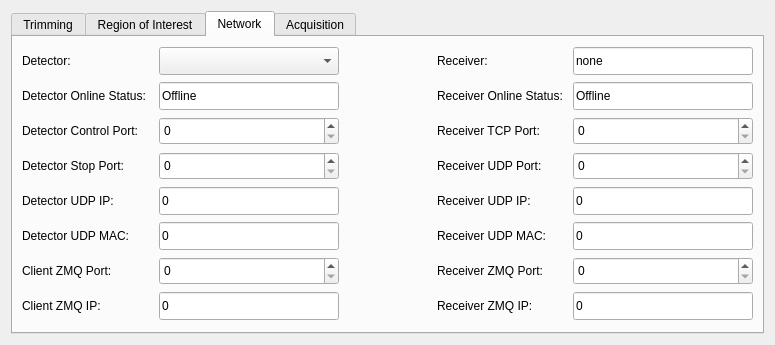
Above: slsDetectorGui/forms/form_tab_advanced.ui from slsdetectorgroup/slsDetectorPackage before the change. Below: the same form after it.
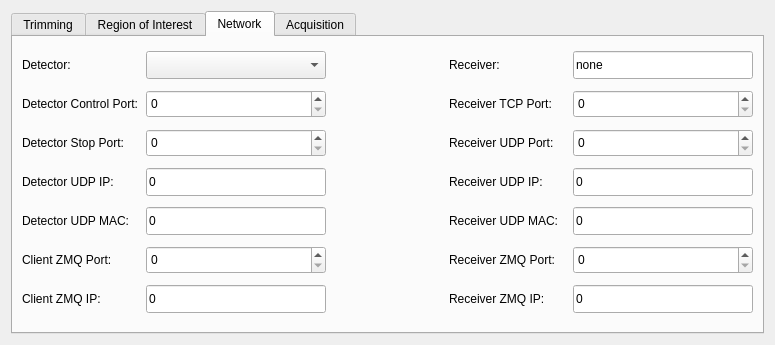
That is the form after the change. Icons and pictures are not drawn.

Commit message: removed online flag, removed rxronline flag, added useReceier flag that is set only when rxr hostname is set, removed setonline, setreceiveronline flag, removed ret for ok or fail, using exceptions for this, changed cannot bind socket printout

What changed in the file:
```diff
--- a/slsDetectorGui/forms/form_tab_advanced.ui
+++ b/slsDetectorGui/forms/form_tab_advanced.ui
@@ -298,6 +298,56 @@
        <string>Network</string>
       </attribute>
       <layout class="QGridLayout" name="gridLayout_5">
+       <item row="1" column="1">
+        <widget class="QSpinBox" name="spinControlPort">
+         <property name="sizePolicy">
+          <sizepolicy hsizetype="Minimum" vsizetype="Fixed">
+           <horstretch>0</horstretch>
+           <verstretch>0</verstretch>
+          </sizepolicy>
+         </property>
+         <property name="minimumSize">
+          <size>
+           <width>180</width>
+           <height>20</height>
+          </size>
+         </property>
+         <property name="maximumSize">
+          <size>
+           <width>16777215</width>
+           <height>28</height>
+          </size>
+         </property>
+         <property name="toolTip">
+          <string>Sets Control Port
+#port#</string>
+         </property>
+         <property name="statusTip">
+          <string/>
+         </property>
+         <property name="whatsThis">
+          <string/>
+         </property>
+         <property name="alignment">
+          <set>Qt::AlignLeading|Qt::AlignLeft|Qt::AlignVCenter</set>
+         </property>
+         <property name="keyboardTracking">
+          <bool>false</bool>
+         </property>
+         <property name="suffix">
+          <string/>
+         </property>
+         <property name="minimum">
+          <number>0</number>
+         </property>
+         <property name="maximum">
+          <number>2000000000</number>
+         </property>
+         <property name="value">
+          <number>0</number>
+         </property>
+        </widget>
+       </item>
        <item row="0" column="4">
         <widget class="QLineEdit" name="dispRxrHostname">
          <property name="sizePolicy">
@@ -327,7 +377,7 @@
          </property>
         </widget>
        </item>
-       <item row="4" column="3">
+       <item row="3" column="3">
         <widget class="QLabel" name="label_14">
          <property name="sizePolicy">
           <sizepolicy hsizetype="Expanding" vsizetype="Preferred">
@@ -340,57 +390,20 @@
          </property>
         </widget>
        </item>
-       <item row="2" column="1">
-        <widget class="QSpinBox" name="spinControlPort">
+       <item row="1" column="0">
+        <widget class="QLabel" name="label_7">
          <property name="sizePolicy">
-          <sizepolicy hsizetype="Minimum" vsizetype="Fixed">
+          <sizepolicy hsizetype="Expanding" vsizetype="Preferred">
            <horstretch>0</horstretch>
            <verstretch>0</verstretch>
           </sizepolicy>
          </property>
-         <property name="minimumSize">
-          <size>
-           <width>180</width>
-           <height>20</height>
-          </size>
-         </property>
-         <property name="maximumSize">
-          <size>
-           <width>16777215</width>
-           <height>28</height>
-          </size>
-         </property>
-         <property name="toolTip">
-          <string>Sets Control Port
-#port#</string>
-         </property>
-         <property name="statusTip">
-          <string/>
-         </property>
-         <property name="whatsThis">
-          <string/>
-         </property>
-         <property name="alignment">
-          <set>Qt::AlignLeading|Qt::AlignLeft|Qt::AlignVCenter</set>
-         </property>
-         <property name="keyboardTracking">
-          <bool>false</bool>
-         </property>
-         <property name="suffix">
-          <string/>
-         </property>
-         <property name="minimum">
-          <number>0</number>
-         </property>
-         <property name="maximum">
-          <number>2000000000</number>
-         </property>
-         <property name="value">
-          <number>0</number>
+         <property name="text">
+          <string>Detector Control Port:</string>
          </property>
         </widget>
        </item>
-       <item row="4" column="4">
+       <item row="3" column="4">
         <widget class="QLineEdit" name="dispRxrUDPIP">
          <property name="sizePolicy">
           <sizepolicy hsizetype="Minimum" vsizetype="Fixed">
@@ -419,7 +432,7 @@
          </property>
         </widget>
        </item>
-       <item row="5" column="4">
+       <item row="4" column="4">
         <widget class="QLineEdit" name="dispRxrUDPMAC">
          <property name="sizePolicy">
           <sizepolicy hsizetype="Minimum" vsizetype="Fixed">
@@ -448,26 +461,7 @@
          </property>
         </widget>
        </item>
-       <item row="1" column="0">
-        <widget class="QLabel" name="lblOnline">
-         <property name="sizePolicy">
-          <sizepolicy hsizetype="Minimum" vsizetype="Preferred">
-           <horstretch>0</horstretch>
-           <verstretch>0</verstretch>
-          </sizepolicy>
-         </property>
-         <property name="minimumSize">
-          <size>
-           <width>108</width>
-           <height>0</height>
-          </size>
-         </property>
-         <property name="text">
-          <string>Detector Online Status:  </string>
-         </property>
-        </widget>
-       </item>
-       <item row="5" column="1">
+       <item row="4" column="1">
         <widget class="QLineEdit" name="dispDetectorUDPMAC">
          <property name="sizePolicy">
           <sizepolicy hsizetype="Minimum" vsizetype="Fixed">
@@ -496,89 +490,57 @@
          </property>
         </widget>
        </item>
-       <item row="3" column="4">
-        <widget class="QSpinBox" name="spinRxrUDPPort">
-         <property name="sizePolicy">
-          <sizepolicy hsizetype="Minimum" vsizetype="Fixed">
-           <horstretch>0</horstretch>
-           <verstretch>0</verstretch>
-          </sizepolicy>
-         </property>
-         <property name="minimumSize">
-          <size>
-           <width>127</width>
-           <height>20</height>
-          </size>
-         </property>
-         <property name="maximumSize">
-          <size>
-           <width>16777215</width>
-           <height>28</height>
-          </size>
-         </property>
-         <property name="toolTip">
-          <string>Sets Receiver UDP Port
-#rx_udpport#</string>
-         </property>
-         <property name="statusTip">
-          <string/>
-         </property>
-         <property name="whatsThis">
-          <string/>
-         </property>
-         <property name="alignment">
-          <set>Qt::AlignLeading|Qt::AlignLeft|Qt::AlignVCenter</set>
-         </property>
-         <property name="keyboardTracking">
-          <bool>false</bool>
-         </property>
-         <property name="suffix">
-          <string/>
-         </property>
-         <property name="minimum">
-          <number>0</number>
-         </property>
-         <property name="maximum">
-          <number>2000000000</number>
-         </property>
-         <property name="value">
-          <number>0</number>
-         </property>
-        </widget>
-       </item>
-       <item row="1" column="1">
-        <widget class="QLineEdit" name="dispOnline">
-         <property name="sizePolicy">
-          <sizepolicy hsizetype="Minimum" vsizetype="Fixed">
-           <horstretch>0</horstretch>
-           <verstretch>0</verstretch>
-          </sizepolicy>
-         </property>
-         <property name="minimumSize">
-          <size>
-           <width>180</width>
-           <height>20</height>
-          </size>
-         </property>
-         <property name="maximumSize">
-          <size>
-           <width>16777215</width>
-           <height>28</height>
-          </size>
-         </property>
-         <property name="toolTip">
-          <string>Gets the detector online status
-#online#</string>
-         </property>
-         <property name="text">
-          <string>Offline</string>
-         </property>
-         <property name="readOnly">
-          <bool>true</bool>
-         </property>
-        </widget>
-       </item>
        <item row="2" column="4">
+        <widget class="QSpinBox" name="spinRxrUDPPort">
+         <property name="sizePolicy">
+          <sizepolicy hsizetype="Minimum" vsizetype="Fixed">
+           <horstretch>0</horstretch>
+           <verstretch>0</verstretch>
+          </sizepolicy>
+         </property>
+         <property name="minimumSize">
+          <size>
+           <width>127</width>
+           <height>20</height>
+          </size>
+         </property>
+         <property name="maximumSize">
+          <size>
+           <width>16777215</width>
+           <height>28</height>
+          </size>
+         </property>
+         <property name="toolTip">
+          <string>Sets Receiver UDP Port
+#rx_udpport#</string>
+         </property>
+         <property name="statusTip">
+          <string/>
+         </property>
+         <property name="whatsThis">
+          <string/>
+         </property>
+         <property name="alignment">
+          <set>Qt::AlignLeading|Qt::AlignLeft|Qt::AlignVCenter</set>
+         </property>
+         <property name="keyboardTracking">
+          <bool>false</bool>
+         </property>
+         <property name="suffix">
+          <string/>
+         </property>
+         <property name="minimum">
+          <number>0</number>
+         </property>
+         <property name="maximum">
+          <number>2000000000</number>
+         </property>
+         <property name="value">
+          <number>0</number>
+         </property>
+        </widget>
+       </item>
+       <item row="1" column="4">
         <widget class="QSpinBox" name="spinRxrTCPPort">
          <property name="sizePolicy">
           <sizepolicy hsizetype="Minimum" vsizetype="Fixed">
@@ -628,7 +590,7 @@
          </property>
         </widget>
        </item>
-       <item row="7" column="0">
+       <item row="6" column="0">
         <widget class="QLabel" name="lblIP_2">
          <property name="sizePolicy">
           <sizepolicy hsizetype="Expanding" vsizetype="Preferred">
@@ -641,49 +603,36 @@
          </property>
         </widget>
        </item>
-       <item row="1" column="3">
-        <widget class="QLabel" name="lblRxrOnline">
-         <property name="sizePolicy">
-          <sizepolicy hsizetype="Expanding" vsizetype="Preferred">
-           <horstretch>0</horstretch>
-           <verstretch>0</verstretch>
-          </sizepolicy>
-         </property>
-         <property name="text">
-          <string>Receiver Online Status: </string>
-         </property>
-        </widget>
-       </item>
-       <item row="7" column="1">
-        <widget class="QLineEdit" name="dispZMQIP">
-         <property name="sizePolicy">
-          <sizepolicy hsizetype="Minimum" vsizetype="Fixed">
-           <horstretch>0</horstretch>
-           <verstretch>0</verstretch>
-          </sizepolicy>
-         </property>
-         <property name="minimumSize">
-          <size>
-           <width>180</width>
-           <height>20</height>
-          </size>
-         </property>
-         <property name="maximumSize">
-          <size>
-           <width>16777215</width>
-           <height>28</height>
-          </size>
-         </property>
-         <property name="toolTip">
-          <string>Sets the detector IP to send packets to receiver
-#detectorip#</string>
-         </property>
-         <property name="text">
-          <string>0</string>
-         </property>
-        </widget>
-       </item>
        <item row="6" column="1">
+        <widget class="QLineEdit" name="dispZMQIP">
+         <property name="sizePolicy">
+          <sizepolicy hsizetype="Minimum" vsizetype="Fixed">
+           <horstretch>0</horstretch>
+           <verstretch>0</verstretch>
+          </sizepolicy>
+         </property>
+         <property name="minimumSize">
+          <size>
+           <width>180</width>
+           <height>20</height>
+          </size>
+         </property>
+         <property name="maximumSize">
+          <size>
+           <width>16777215</width>
+           <height>28</height>
+          </size>
+         </property>
+         <property name="toolTip">
+          <string>Sets the detector IP to send packets to receiver
+#detectorip#</string>
+         </property>
+         <property name="text">
+          <string>0</string>
+         </property>
+        </widget>
+       </item>
+       <item row="5" column="1">
         <widget class="QSpinBox" name="spinZMQPort">
          <property name="sizePolicy">
           <sizepolicy hsizetype="Minimum" vsizetype="Fixed">
@@ -733,7 +682,7 @@
          </property>
         </widget>
        </item>
-       <item row="7" column="3">
+       <item row="6" column="3">
         <widget class="QLabel" name="label_16">
          <property name="sizePolicy">
           <sizepolicy hsizetype="Expanding" vsizetype="Preferred">
@@ -746,7 +695,7 @@
          </property>
         </widget>
        </item>
-       <item row="2" column="3">
+       <item row="1" column="3">
         <widget class="QLabel" name="label_8">
          <property name="sizePolicy">
           <sizepolicy hsizetype="Expanding" vsizetype="Preferred">
@@ -759,7 +708,7 @@
          </property>
         </widget>
        </item>
-       <item row="3" column="1">
+       <item row="2" column="1">
         <widget class="QSpinBox" name="spinStopPort">
          <property name="sizePolicy">
           <sizepolicy hsizetype="Minimum" vsizetype="Fixed">
@@ -809,7 +758,7 @@
          </property>
         </widget>
        </item>
-       <item row="3" column="3">
+       <item row="2" column="3">
         <widget class="QLabel" name="label_10">
          <property name="sizePolicy">
           <sizepolicy hsizetype="Expanding" vsizetype="Preferred">
@@ -822,7 +771,7 @@
          </property>
         </widget>
        </item>
-       <item row="6" column="4">
+       <item row="5" column="4">
         <widget class="QSpinBox" name="spinRxrZMQPort">
          <property name="sizePolicy">
           <sizepolicy hsizetype="Minimum" vsizetype="Fixed">
@@ -872,7 +821,7 @@
          </property>
         </widget>
        </item>
-       <item row="7" column="4">
+       <item row="6" column="4">
         <widget class="QLineEdit" name="dispRxrZMQIP">
          <property name="sizePolicy">
           <sizepolicy hsizetype="Minimum" vsizetype="Fixed">
@@ -901,7 +850,7 @@
          </property>
         </widget>
        </item>
-       <item row="6" column="0">
+       <item row="5" column="0">
         <widget class="QLabel" name="label_11">
          <property name="sizePolicy">
           <sizepolicy hsizetype="Expanding" vsizetype="Preferred">
@@ -930,51 +879,6 @@
          </property>
         </spacer>
        </item>
-       <item row="1" column="4">
-        <widget class="QLineEdit" name="dispRxrOnline">
-         <property name="sizePolicy">
-          <sizepolicy hsizetype="Minimum" vsizetype="Fixed">
-           <horstretch>0</horstretch>
-           <verstretch>0</verstretch>
-          </sizepolicy>
-         </property>
-         <property name="minimumSize">
-          <size>
-           <width>180</width>
-           <height>20</height>
-          </size>
-         </property>
-         <property name="maximumSize">
-          <size>
-           <width>16777215</width>
-           <height>28</height>
-          </size>
-         </property>
-         <property name="toolTip">
-          <string>Gets the receiver online status
-#r_online#</string>
-         </property>
-         <property name="text">
-          <string>Offline</string>
-         </property>
-         <property name="readOnly">
-          <bool>true</bool>
-         </property>
-        </widget>
-       </item>
-       <item row="2" column="0">
-        <widget class="QLabel" name="label_7">
-         <property name="sizePolicy">
-          <sizepolicy hsizetype="Expanding" vsizetype="Preferred">
-           <horstretch>0</horstretch>
-           <verstretch>0</verstretch>
-          </sizepolicy>
-         </property>
-         <property name="text">
-          <string>Detector Control Port:</string>
-         </property>
-        </widget>
-       </item>
        <item row="0" column="1">
         <widget class="QComboBox" name="comboDetector">
          <property name="sizePolicy">
@@ -997,7 +901,7 @@
          </property>
         </widget>
        </item>
-       <item row="5" column="0">
+       <item row="4" column="0">
         <widget class="QLabel" name="lblMAC">
          <property name="sizePolicy">
           <sizepolicy hsizetype="Expanding" vsizetype="Preferred">
@@ -1029,7 +933,7 @@
          </property>
         </widget>
        </item>
-       <item row="6" column="3">
+       <item row="5" column="3">
         <widget class="QLabel" name="label_12">
          <property name="sizePolicy">
           <sizepolicy hsizetype="Expanding" vsizetype="Preferred">
@@ -1042,7 +946,7 @@
          </property>
         </widget>
        </item>
-       <item row="5" column="3">
+       <item row="4" column="3">
         <widget class="QLabel" name="label_18">
          <property name="sizePolicy">
           <sizepolicy hsizetype="Expanding" vsizetype="Preferred">
@@ -1055,7 +959,7 @@
          </property>
         </widget>
        </item>
-       <item row="4" column="0">
+       <item row="3" column="0">
         <widget class="QLabel" name="lblIP">
          <property name="sizePolicy">
           <sizepolicy hsizetype="Expanding" vsizetype="Preferred">
@@ -1068,7 +972,7 @@
          </property>
         </widget>
        </item>
-       <item row="3" column="0">
+       <item row="2" column="0">
         <widget class="QLabel" name="label_9">
          <property name="sizePolicy">
           <sizepolicy hsizetype="Expanding" vsizetype="Preferred">
@@ -1081,7 +985,7 @@
          </property>
         </widget>
        </item>
-       <item row="4" column="1">
+       <item row="3" column="1">
         <widget class="QLineEdit" name="dispDetectorUDPIP">
          <property name="sizePolicy">
           <sizepolicy hsizetype="Minimum" vsizetype="Fixed">
```
Left out of the diff: 2 changed lines with no effect on the pictures. The commit also changes 12 other files.
